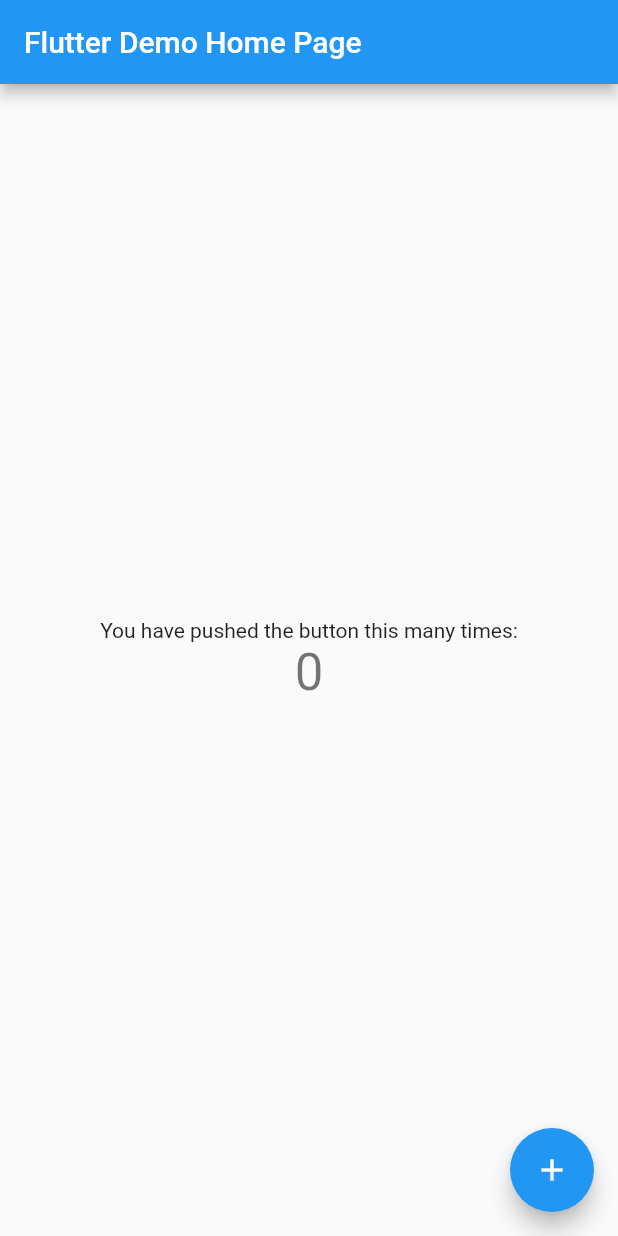
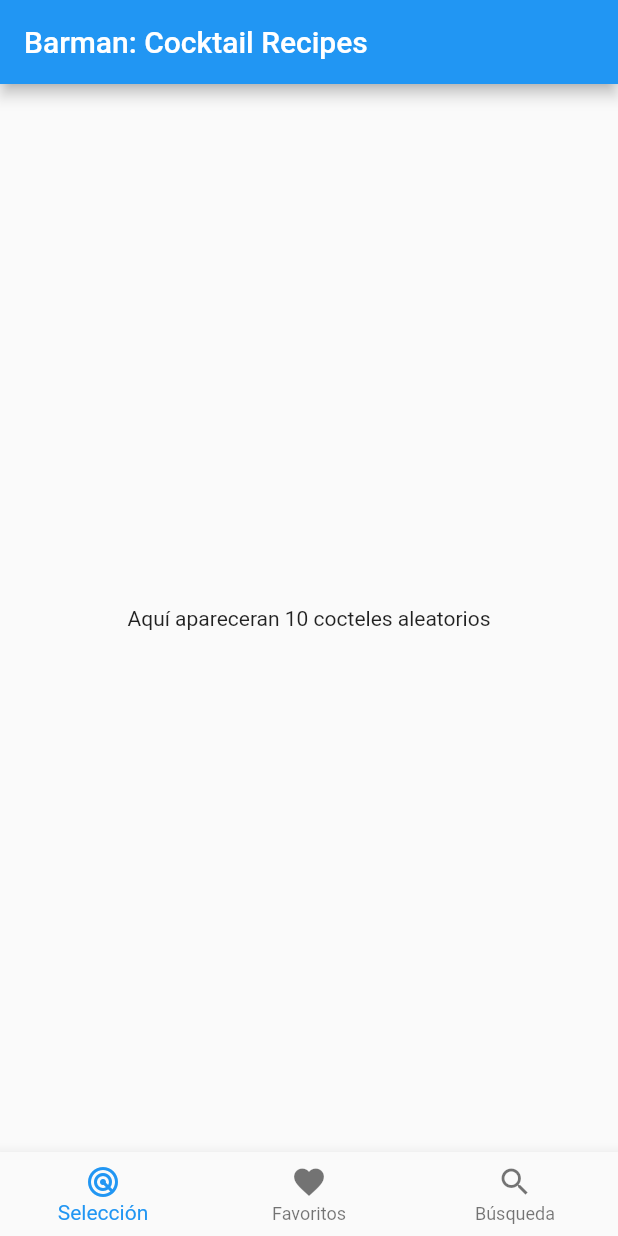
Before and after one commit to miguerubsk/barman_app, a Flutter app: the screen it shows after launch, on a phone screen of 412 x 824 dp. Run offline on Flutter 3.47's test engine with Material 2 defaults, Android fonts, the phone set to English and light mode, and no system bars.

Commit message:
Barra de navegación y más
Se ha creado la barra de navegación y el esqueleto de las principales pantallas

```diff
--- /dev/null
+++ b/lib/barman_app.dart
@@ -0,0 +1,15 @@
+import 'package:barman_app/barman_main_page.dart';
+import 'package:flutter/material.dart';
+
+class BarmanApp extends StatelessWidget {
+  const BarmanApp({Key? key}) : super(key: key);
+
+  @override
+  Widget build(BuildContext context) {
+    return MaterialApp(
+      title: 'Barman: Cocktail Recipes',
+      theme: ThemeData(primarySwatch: Colors.blue,),
+      home: const BarmanMainPage(),
+    );
+  }
+}
--- /dev/null
+++ b/lib/barman_main_page.dart
@@ -0,0 +1,54 @@
+import 'package:barman_app/fav_screen.dart';
+import 'package:barman_app/random_screen.dart';
+import 'package:barman_app/search_screen.dart';
+import 'package:flutter/material.dart';
+
+
+class BarmanMainPage extends StatefulWidget {
+  const BarmanMainPage({Key? key, this.title = 'Barman: Cocktail Recipes'}) : super(key: key);
+
+  final String title;
+
+  @override
+  State<BarmanMainPage> createState() => _BarmanMainPageState();
+}
+
+class _BarmanMainPageState extends State<BarmanMainPage> {
+
+  int _activeCategory = 0;
+
+  @override
+  Widget build(BuildContext context) {
+    return Scaffold(
+      appBar: AppBar(title: Text(widget.title),),
+      body: pages[_activeCategory],
+      bottomNavigationBar: BottomNavigationBar(
+        items: const <BottomNavigationBarItem>[
+          BottomNavigationBarItem(
+            icon: Icon(Icons.radar),
+            label: 'Selección',
+          ),
+          BottomNavigationBarItem(
+            icon: Icon(Icons.favorite),
+            label: 'Favoritos',
+          ),
+          BottomNavigationBarItem(
+            icon: Icon(Icons.search),
+            label: 'Búsqueda',
+          ),
+        ],
+      ),
+    );
+  }
+
+  static var pages = <Widget>[
+    RandomCocktailScreen(),
+    FavoriteScreen(),
+    SearchScreen(),
+  ];
+
+  void _alPulsar(int index) {
+    setState(() => _activeCategory = index);
+  }
+
+}
--- /dev/null
+++ b/lib/fav_screen.dart
@@ -0,0 +1,12 @@
+import 'package:flutter/material.dart';
+
+
+class FavoriteScreen extends StatelessWidget {
+  const FavoriteScreen({Key? key}) : super(key: key);
+  @override
+  Widget build(BuildContext context) {
+    return const Center(
+        child: Text('Favoritos ❤'),
+    );
+  }
+}
--- a/lib/main.dart
+++ b/lib/main.dart
@@ -1,115 +1,8 @@
 import 'package:flutter/material.dart';
+import 'barman_app.dart';
+
+
 
 void main() {
-  runApp(const MyApp());
+  runApp(const BarmanApp());
 }
-
-class MyApp extends StatelessWidget {
-  const MyApp({super.key});
-
-  // This widget is the root of your application.
-  @override
-  Widget build(BuildContext context) {
-    return MaterialApp(
-      title: 'Flutter Demo',
-      theme: ThemeData(
-        // This is the theme of your application.
-        //
-        // Try running your application with "flutter run". You'll see the
-        // application has a blue toolbar. Then, without quitting the app, try
-        // changing the primarySwatch below to Colors.green and then invoke
-        // "hot reload" (press "r" in the console where you ran "flutter run",
-        // or simply save your changes to "hot reload" in a Flutter IDE).
-        // Notice that the counter didn't reset back to zero; the application
-        // is not restarted.
-        primarySwatch: Colors.blue,
-      ),
-      home: const MyHomePage(title: 'Flutter Demo Home Page'),
-    );
-  }
-}
-
-class MyHomePage extends StatefulWidget {
-  const MyHomePage({super.key, required this.title});
-
-  // This widget is the home page of your application. It is stateful, meaning
-  // that it has a State object (defined below) that contains fields that affect
-  // how it looks.
-
-  // This class is the configuration for the state. It holds the values (in this
-  // case the title) provided by the parent (in this case the App widget) and
-  // used by the build method of the State. Fields in a Widget subclass are
-  // always marked "final".
-
-  final String title;
-
-  @override
-  State<MyHomePage> createState() => _MyHomePageState();
-}
-
-class _MyHomePageState extends State<MyHomePage> {
-  int _counter = 0;
-
-  void _incrementCounter() {
-    setState(() {
-      // This call to setState tells the Flutter framework that something has
-      // changed in this State, which causes it to rerun the build method below
-      // so that the display can reflect the updated values. If we changed
-      // _counter without calling setState(), then the build method would not be
-      // called again, and so nothing would appear to happen.
-      _counter++;
-    });
-  }
-
-  @override
-  Widget build(BuildContext context) {
-    // This method is rerun every time setState is called, for instance as done
-    // by the _incrementCounter method above.
-    //
-    // The Flutter framework has been optimized to make rerunning build methods
-    // fast, so that you can just rebuild anything that needs updating rather
-    // than having to individually change instances of widgets.
-    return Scaffold(
-      appBar: AppBar(
-        // Here we take the value from the MyHomePage object that was created by
-        // the App.build method, and use it to set our appbar title.
-        title: Text(widget.title),
-      ),
-      body: Center(
-        // Center is a layout widget. It takes a single child and positions it
-        // in the middle of the parent.
-        child: Column(
-          // Column is also a layout widget. It takes a list of children and
-          // arranges them vertically. By default, it sizes itself to fit its
-          // children horizontally, and tries to be as tall as its parent.
-          //
-          // Invoke "debug painting" (press "p" in the console, choose the
-          // "Toggle Debug Paint" action from the Flutter Inspector in Android
-          // Studio, or the "Toggle Debug Paint" command in Visual Studio Code)
-          // to see the wireframe for each widget.
-          //
-          // Column has various properties to control how it sizes itself and
-          // how it positions its children. Here we use mainAxisAlignment to
-          // center the children vertically; the main axis here is the vertical
-          // axis because Columns are vertical (the cross axis would be
-          // horizontal).
-          mainAxisAlignment: MainAxisAlignment.center,
-          children: <Widget>[
-            const Text(
-              'You have pushed the button this many times:',
-            ),
-            Text(
-              '$_counter',
-              style: Theme.of(context).textTheme.headlineMedium,
-            ),
-          ],
-        ),
-      ),
-      floatingActionButton: FloatingActionButton(
-        onPressed: _incrementCounter,
-        tooltip: 'Increment',
-        child: const Icon(Icons.add),
-      ), // This trailing comma makes auto-formatting nicer for build methods.
-    );
-  }
-}
--- /dev/null
+++ b/lib/random_screen.dart
@@ -0,0 +1,12 @@
+import 'package:flutter/material.dart';
+
+
+class RandomCocktailScreen extends StatelessWidget {
+  const RandomCocktailScreen({Key? key}) : super(key: key);
+  @override
+  Widget build(BuildContext context) {
+    return const Center(
+      child: Text('Aquí apareceran 10 cocteles aleatorios'),
+    );
+  }
+}
--- /dev/null
+++ b/lib/search_screen.dart
@@ -0,0 +1,12 @@
+import 'package:flutter/material.dart';
+
+
+class SearchScreen extends StatelessWidget {
+  const SearchScreen({Key? key}) : super(key: key);
+  @override
+  Widget build(BuildContext context) {
+    return const Center(
+      child: Text('Búsqueda'),
+    );
+  }
+}
```
